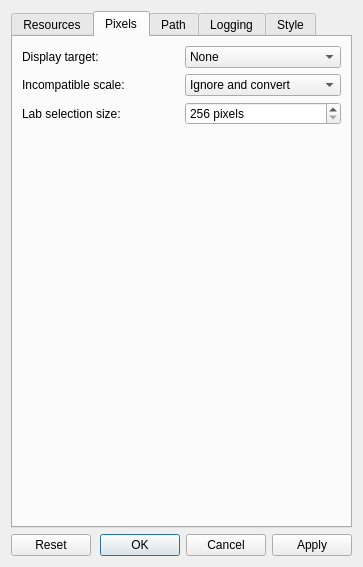
This is ui/preferences.ui in ploki/darkflow as Qt 5 draws it before an edit. The edited form follows.
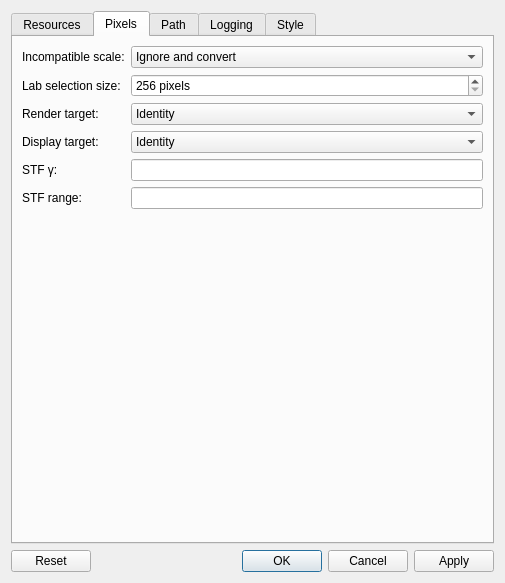
This is the edited form. The open tabs and pages were chosen to show the change.

Commit message: some work on display and render target selection, STF rework, and histogram computation optimizations

The edit to the form file:
```diff
--- a/ui/preferences.ui
+++ b/ui/preferences.ui
@@ -6,8 +6,8 @@
    <rect>
     <x>0</x>
     <y>0</y>
-    <width>363</width>
-    <height>567</height>
+    <width>505</width>
+    <height>583</height>
    </rect>
   </property>
   <property name="windowTitle">
@@ -292,58 +292,21 @@
        <string>Pixels</string>
       </attribute>
       <layout class="QGridLayout" name="gridLayout">
-       <item row="0" column="0">
-        <widget class="QLabel" name="labelTransformTarget">
+       <item row="2" column="0">
+        <widget class="QLabel" name="labelLabSelectionSize">
          <property name="text">
-          <string>Display target:</string>
+          <string>Lab selection size:</string>
          </property>
         </widget>
        </item>
-       <item row="0" column="1">
-        <widget class="QComboBox" name="comboTransformTarget">
-         <item>
-          <property name="text">
-           <string>None</string>
-          </property>
-         </item>
-         <item>
-          <property name="text">
-           <string>sRGB</string>
-          </property>
-         </item>
-         <item>
-          <property name="text">
-           <string>IUT BT.709</string>
-          </property>
-         </item>
-         <item>
-          <property name="text">
-           <string>Square Root</string>
-          </property>
-         </item>
-        </widget>
-       </item>
-       <item row="3" column="0">
-        <spacer name="verticalSpacer_4">
-         <property name="orientation">
-          <enum>Qt::Vertical</enum>
-         </property>
-         <property name="sizeHint" stdset="0">
-          <size>
-           <width>20</width>
-           <height>298</height>
-          </size>
-         </property>
-        </spacer>
-       </item>
-       <item row="1" column="0">
-        <widget class="QLabel" name="labelIncompatibleScale">
+       <item row="5" column="2">
+        <widget class="QLineEdit" name="lineEditCustomGamma">
          <property name="text">
-          <string>Incompatible scale:</string>
+          <string/>
          </property>
         </widget>
        </item>
-       <item row="1" column="1">
+       <item row="1" column="2">
         <widget class="QComboBox" name="comboIncompatibleScale">
          <item>
           <property name="text">
@@ -362,14 +325,41 @@
          </item>
         </widget>
        </item>
-       <item row="2" column="0">
-        <widget class="QLabel" name="labelLabSelectionSize">
+       <item row="5" column="0">
+        <widget class="QLabel" name="labelCustomGamma">
          <property name="text">
-          <string>Lab selection size:</string>
+          <string>STF γ:</string>
          </property>
         </widget>
        </item>
-       <item row="2" column="1">
+       <item row="4" column="0">
+        <widget class="QLabel" name="labelDisplayTarget">
+         <property name="text">
+          <string>Display target:</string>
+         </property>
+        </widget>
+       </item>
+       <item row="6" column="0">
+        <widget class="QLabel" name="labelCustomRange">
+         <property name="text">
+          <string>STF range:</string>
+         </property>
+        </widget>
+       </item>
+       <item row="7" column="0">
+        <spacer name="verticalSpacer_4">
+         <property name="orientation">
+          <enum>Qt::Vertical</enum>
+         </property>
+         <property name="sizeHint" stdset="0">
+          <size>
+           <width>20</width>
+           <height>298</height>
+          </size>
+         </property>
+        </spacer>
+       </item>
+       <item row="2" column="2">
         <widget class="QSpinBox" name="spinLabSelectionSize">
          <property name="suffix">
           <string> pixels</string>
@@ -382,6 +372,80 @@
          </property>
         </widget>
        </item>
+       <item row="3" column="0">
+        <widget class="QLabel" name="labelRenderTarget">
+         <property name="text">
+          <string>Render target:</string>
+         </property>
+        </widget>
+       </item>
+       <item row="4" column="2">
+        <widget class="QComboBox" name="comboDisplayTarget">
+         <item>
+          <property name="text">
+           <string>Identity</string>
+          </property>
+         </item>
+         <item>
+          <property name="text">
+           <string>sRGB</string>
+          </property>
+         </item>
+         <item>
+          <property name="text">
+           <string>IUT BT.709</string>
+          </property>
+         </item>
+         <item>
+          <property name="text">
+           <string>√2</string>
+          </property>
+         </item>
+         <item>
+          <property name="text">
+           <string>Custom STF</string>
+          </property>
+         </item>
+        </widget>
+       </item>
+       <item row="1" column="0">
+        <widget class="QLabel" name="labelIncompatibleScale">
+         <property name="text">
+          <string>Incompatible scale:</string>
+         </property>
+        </widget>
+       </item>
+       <item row="3" column="2">
+        <widget class="QComboBox" name="comboRenderTarget">
+         <item>
+          <property name="text">
+           <string>Identity</string>
+          </property>
+         </item>
+         <item>
+          <property name="text">
+           <string>sRGB</string>
+          </property>
+         </item>
+         <item>
+          <property name="text">
+           <string>IUT BT.709</string>
+          </property>
+         </item>
+         <item>
+          <property name="text">
+           <string>√2</string>
+          </property>
+         </item>
+        </widget>
+       </item>
+       <item row="6" column="2">
+        <widget class="QLineEdit" name="lineEditCustomRange">
+         <property name="text">
+          <string/>
+         </property>
+        </widget>
+       </item>
       </layout>
      </widget>
      <widget class="QWidget" name="tab_path">
```
Left out of the diff: 5 changed lines with no effect on the pictures. The commit also changes 7 other files.
